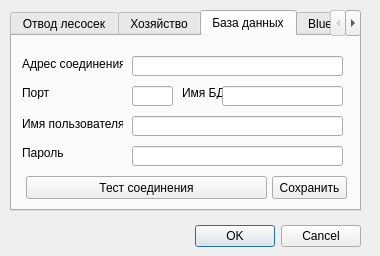
Above: ui/settingsDialog.ui from daniluuuuuuuk/daniluuuuuuuk.github.io before the change. Below: the same form after it.
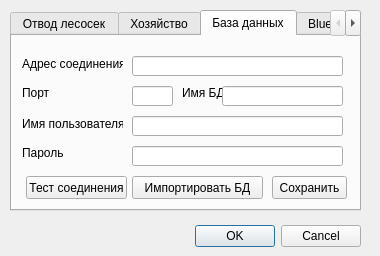
That is the form after the change.

Commit message: Добавил кнопку импорта

```diff
--- a/ui/settingsDialog.ui
+++ b/ui/settingsDialog.ui
@@ -386,7 +386,7 @@
       <rect>
        <x>14</x>
        <y>140</y>
-       <width>241</width>
+       <width>101</width>
        <height>23</height>
       </rect>
      </property>
@@ -417,6 +417,19 @@
       </rect>
      </property>
     </widget>
+    <widget class="QPushButton" name="importDB_pushButton">
+     <property name="geometry">
+      <rect>
+       <x>120</x>
+       <y>140</y>
+       <width>131</width>
+       <height>23</height>
+      </rect>
+     </property>
+     <property name="text">
+      <string>Импортировать БД</string>
+     </property>
+    </widget>
    </widget>
    <widget class="QWidget" name="btSettings">
     <attribute name="title">
```
The commit also changes 6 other files.
